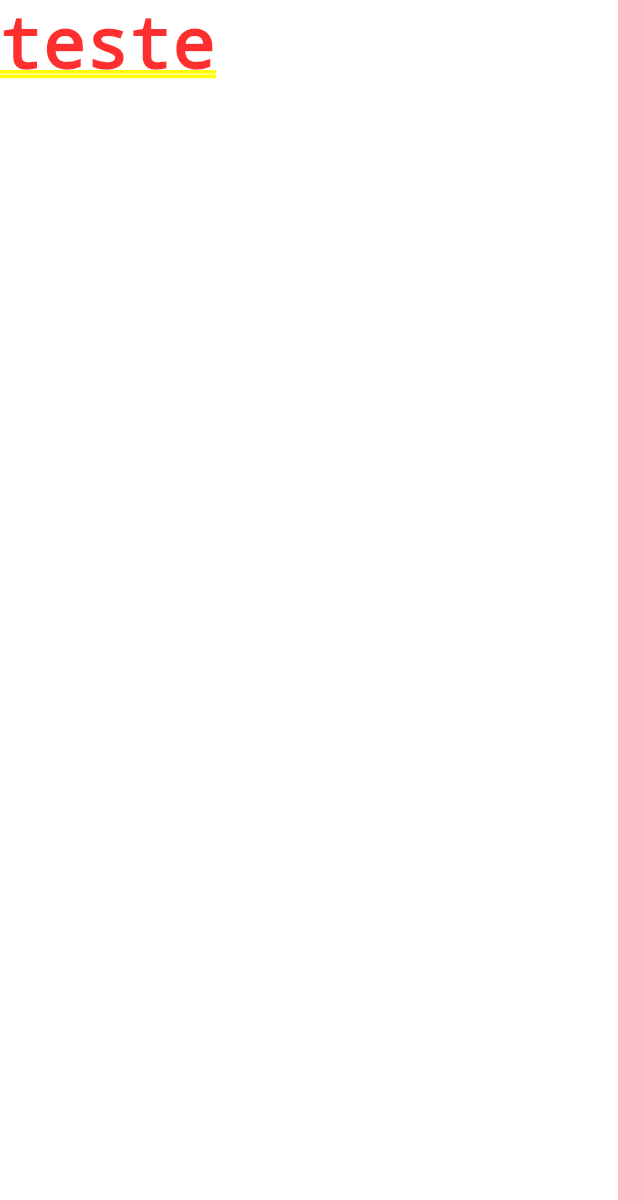
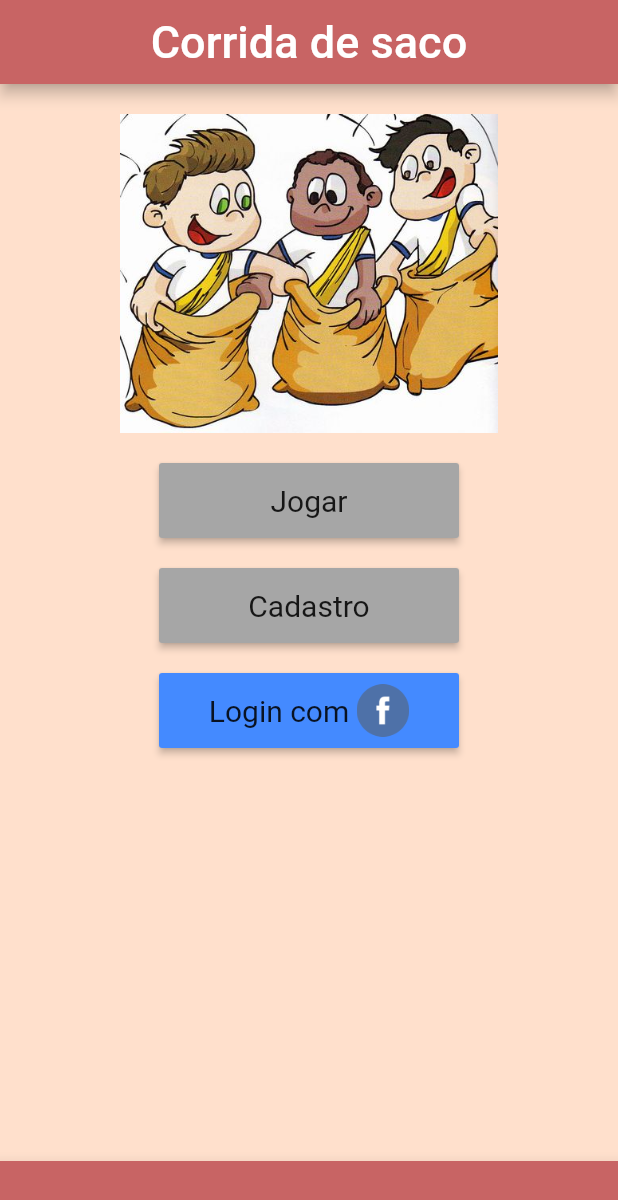
Before and after one commit to Anzell/prototipoCorridadS, a Flutter app: the screen it shows after launch, on a phone screen of 412 x 824 dp. Shown: the top 1200 px of the screen. Run offline on Flutter 3.47's test engine with Material 2 defaults, Android fonts, the light colour scheme and no system bars.

Commit message:
tela inicial

```diff
--- a/corrida_de_saco_prototipe/lib/main.dart
+++ b/corrida_de_saco_prototipe/lib/main.dart
@@ -1,18 +1,87 @@
 import 'package:flutter/material.dart';
 
-void main() => runApp(MaterialApp(
-  theme: ThemeData(
-
-  ),
-  title: "Corrida de Saco",
-  home: HomePage(),
-));
+void main() => runApp(HomePage());
 
 class HomePage extends StatelessWidget {
+  Widget buttons(String title) {
+    return Container(
+      height: 50.0,
+      width: 200.0,
+      child: RaisedButton(
+        onPressed: () {},
+        child: Text(
+          "$title",
+          style: TextStyle(fontSize: 20.0, fontWeight: FontWeight.normal),
+        ),
+      ),
+    );
+  }
+
   @override
   Widget build(BuildContext context) {
-    return Container(
-      child: Text("teste"),
+    return MaterialApp(
+      debugShowCheckedModeBanner: false,
+      theme: ThemeData(
+        bottomAppBarColor: Color.fromRGBO(200, 100, 100, 1),
+        buttonColor: Color.fromRGBO(166, 166, 166, 1),
+        scaffoldBackgroundColor: Color.fromRGBO(255, 224, 204, 1),
+        primaryColor: Color.fromRGBO(200, 100, 100, 1),
+      ),
+      title: "Corrida de Saco",
+      home: Scaffold(
+        bottomNavigationBar: BottomAppBar(
+          child: Container(
+            height: 50.0,
+          ),
+        ),
+        appBar: AppBar(
+          title: Text(
+            "Corrida de saco",
+            style: TextStyle(fontSize: 30.0),
+          ),
+          centerTitle: true,
+        ),
+        body: Center(
+          child: Column(
+            children: <Widget>[
+              Padding(
+                padding: EdgeInsets.symmetric(horizontal: 80.0, vertical: 20.0),
+                child: Image.asset("assets/corrida.jpg"),
+              ),
+              buttons("Jogar"),
+              SizedBox(
+                height: 20.0,
+              ),
+              buttons("Cadastro"),
+              SizedBox(
+                height: 20.0,
+              ),
+              Container(
+                height: 50.0,
+                width: 200.0,
+                child: RaisedButton(
+                  color: Colors.blueAccent,
+                  onPressed: () {},
+                  child: Row(
+                    mainAxisAlignment: MainAxisAlignment.center,
+                    children: <Widget>[
+                      Text(
+                        "Login com ",
+                        style: TextStyle(
+                            fontSize: 20.0, fontWeight: FontWeight.normal),
+                      ),
+                      Image.asset(
+                        "assets/face.png",
+                        height: 35.0,
+                      ),
+                    ],
+                  ),
+                ),
+              ),
+            ],
+          ),
+        ),
+      ),
     );
   }
 }
--- a/corrida_de_saco_prototipe/pubspec.yaml
+++ b/corrida_de_saco_prototipe/pubspec.yaml
@@ -37,7 +37,9 @@ flutter:
   uses-material-design: true
 
   # To add assets to your application, add an assets section, like this:
-  # assets:
+  assets:
+      - assets/corrida.jpg
+      - assets/face.png
   #  - images/a_dot_burr.jpeg
   #  - images/a_dot_ham.jpeg
 
```
Also changed, not shown: corrida_de_saco_prototipe/assets/corrida.jpg (added), corrida_de_saco_prototipe/assets/face.png (added).
